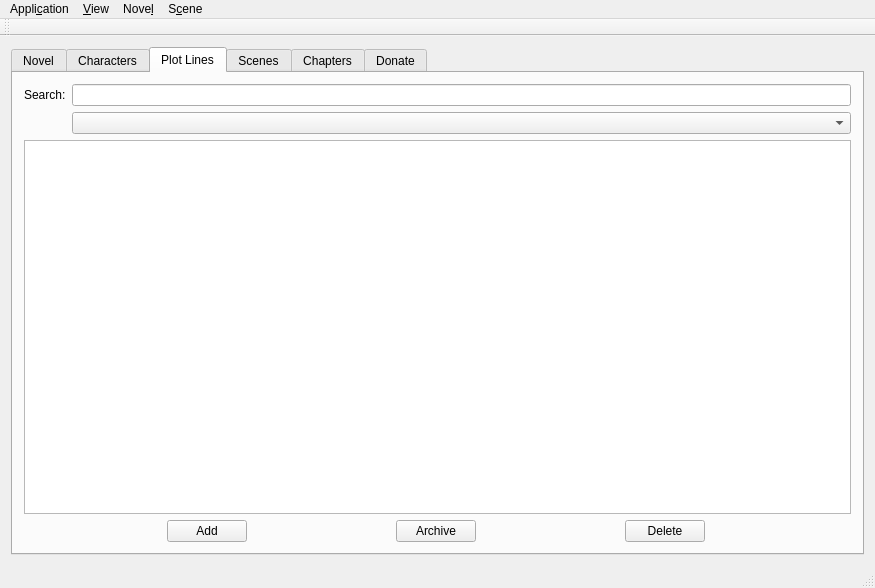
Qt form src/app/mainwindow.ui (src-r-r/plotline) before a commit.
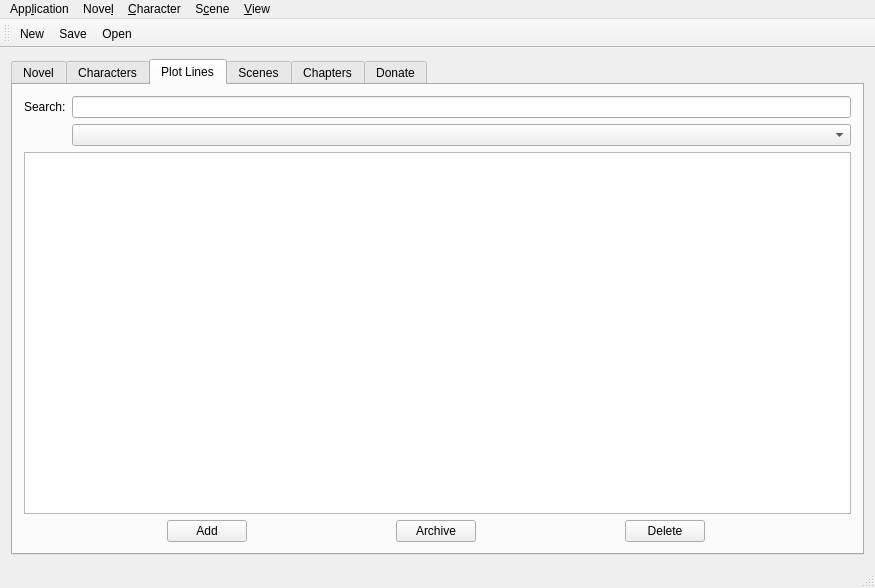
The same form after that commit. The open tabs and pages were chosen to show the change. Icons and pictures are not drawn.

```diff
--- a/src/app/mainwindow.ui
+++ b/src/app/mainwindow.ui
@@ -596,7 +596,7 @@
           <item>
            <widget class="QTableView" name="tableView">
             <property name="sizePolicy">
-             <sizepolicy hsizetype="Minimum" vsizetype="Expanding">
+             <sizepolicy hsizetype="Expanding" vsizetype="Expanding">
               <horstretch>0</horstretch>
               <verstretch>0</verstretch>
              </sizepolicy>
@@ -1000,7 +1000,7 @@
    </property>
    <widget class="QMenu" name="menuApplication">
     <property name="title">
-     <string>Appli&amp;cation</string>
+     <string>App&amp;lication</string>
     </property>
     <addaction name="actionPreferences"/>
     <addaction name="actionAbout"/>
@@ -1041,10 +1041,19 @@
      <string>S&amp;cene</string>
     </property>
    </widget>
+   <widget class="QMenu" name="menuCharacter">
+    <property name="title">
+     <string>&amp;Character</string>
+    </property>
+    <addaction name="actionNewCharacter"/>
+    <addaction name="actionExportCharacter"/>
+    <addaction name="actionImportCharacter"/>
+   </widget>
    <addaction name="menuApplication"/>
-   <addaction name="menuView"/>
    <addaction name="menuNovel"/>
+   <addaction name="menuCharacter"/>
    <addaction name="menuScene"/>
+   <addaction name="menuView"/>
   </widget>
   <widget class="QToolBar" name="mainToolBar">
    <attribute name="toolBarArea">
@@ -1053,6 +1062,9 @@
    <attribute name="toolBarBreak">
     <bool>false</bool>
    </attribute>
+   <addaction name="actionNovelNew"/>
+   <addaction name="actionNovelSave"/>
+   <addaction name="actionNovelOpen"/>
   </widget>
   <widget class="QStatusBar" name="statusBar"/>
   <action name="actionOpen_Novel">
@@ -1219,7 +1231,7 @@
      <normaloff>:/images/images/document-new.png</normaloff>:/images/images/document-new.png</iconset>
    </property>
    <property name="text">
-    <string>New</string>
+    <string>&amp;New</string>
    </property>
   </action>
   <action name="actionNovelOpen">
@@ -1228,7 +1240,7 @@
      <normaloff>:/images/images/document-open.png</normaloff>:/images/images/document-open.png</iconset>
    </property>
    <property name="text">
-    <string>Open</string>
+    <string>&amp;Open</string>
    </property>
   </action>
   <action name="actionNovelSave">
@@ -1237,7 +1249,7 @@
      <normaloff>:/images/images/document-save.png</normaloff>:/images/images/document-save.png</iconset>
    </property>
    <property name="text">
-    <string>Save</string>
+    <string>&amp;Save</string>
    </property>
   </action>
   <action name="actionNovelRevisions">
```
Left out of the diff: 75 changed lines with no effect on the pictures.
